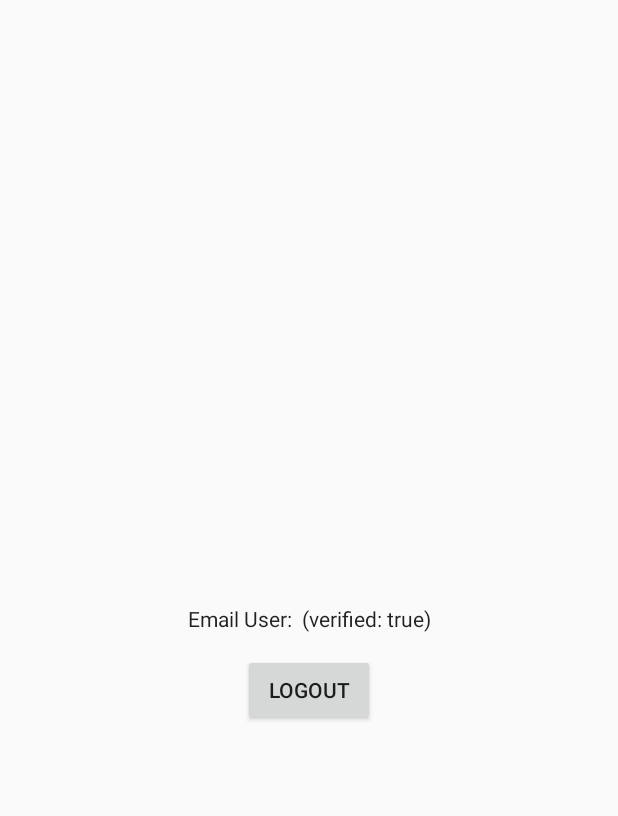
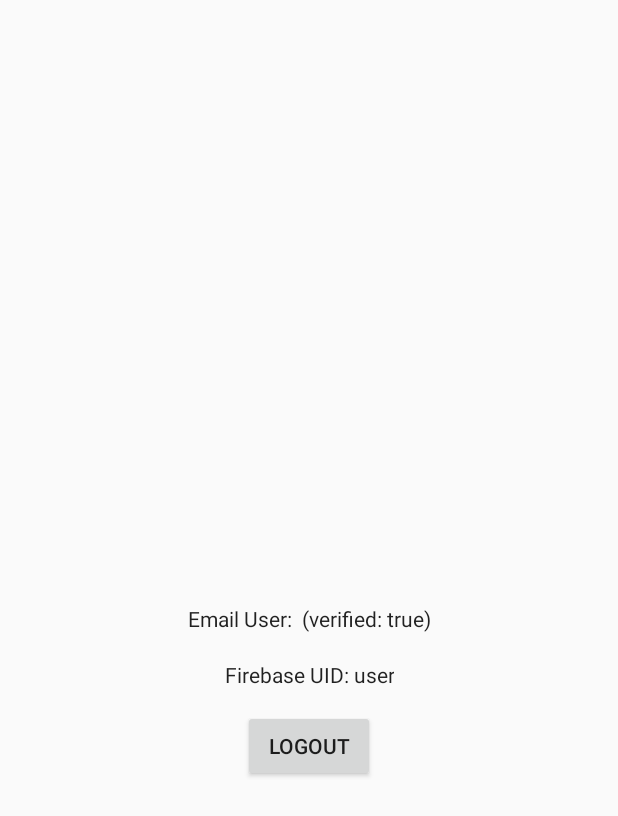
Before and after one commit to marcinsitkiewicz/Trip-planner-Android-app, an Android app: the HomeActivity screen opened directly, with no data from a screen before it, on a phone screen of 412 x 824 dp. Shown: the top 816 px of the screen. Run offline under Robolectric (Android 15) with nearby library versions, the phone set to English and light mode, and no system bars; our stand-ins replace Firebase (no records; nobody signed in at launch, a user with empty details on screens opened directly).

```diff
--- a/app/src/main/java/com/example/trip_planner_andrid_app/HomeActivity.kt
+++ b/app/src/main/java/com/example/trip_planner_andrid_app/HomeActivity.kt
@@ -6,7 +6,6 @@ import com.google.firebase.auth.FirebaseAuth
 import com.google.firebase.auth.ktx.auth
 import com.google.firebase.ktx.Firebase
 import kotlinx.android.synthetic.main.home_activity.*
-
 
 
 class HomeActivity() : AppCompatActivity() {
@@ -31,6 +30,7 @@ class HomeActivity() : AppCompatActivity() {
         if (user != null) {
             status.text = getString(R.string.emailpassword_status_fmt,
                 user.email, user.isEmailVerified)
+            detail.text = getString(R.string.firebase_status_fmt, user.uid)
         }
         else
         {
--- a/app/src/main/res/layout/home_activity.xml
+++ b/app/src/main/res/layout/home_activity.xml
@@ -17,6 +17,17 @@
         app:layout_constraintTop_toTopOf="parent"
         tools:ignore="MissingConstraints" />
 
+    <TextView
+        android:id="@+id/detail"
+        style="@style/ThemeOverlay.MyTextDetail"
+        android:layout_margin="10dp"
+        android:text=""
+        app:layout_constraintEnd_toEndOf="parent"
+        app:layout_constraintHorizontal_bias="0.5"
+        app:layout_constraintStart_toStartOf="parent"
+        app:layout_constraintTop_toBottomOf="@id/status"
+        tools:ignore="MissingConstraints" />
+
     <Button
         android:id="@+id/logoutButton"
         android:layout_width="wrap_content"
@@ -26,7 +37,7 @@
         app:layout_constraintEnd_toEndOf="parent"
         app:layout_constraintHorizontal_bias="0.5"
         app:layout_constraintStart_toStartOf="parent"
-        app:layout_constraintTop_toBottomOf="@id/status"
+        app:layout_constraintTop_toBottomOf="@id/detail"
         tools:ignore="MissingConstraints" />
 
 </androidx.constraintlayout.widget.ConstraintLayout>
```
Also changed, not shown: app/src/main/java/com/example/trip_planner_andrid_app/LoginActivity.kt (+3 -7 lines), app/src/main/java/com/example/trip_planner_andrid_app/RegisterActivity.kt (+127 -2 lines).
